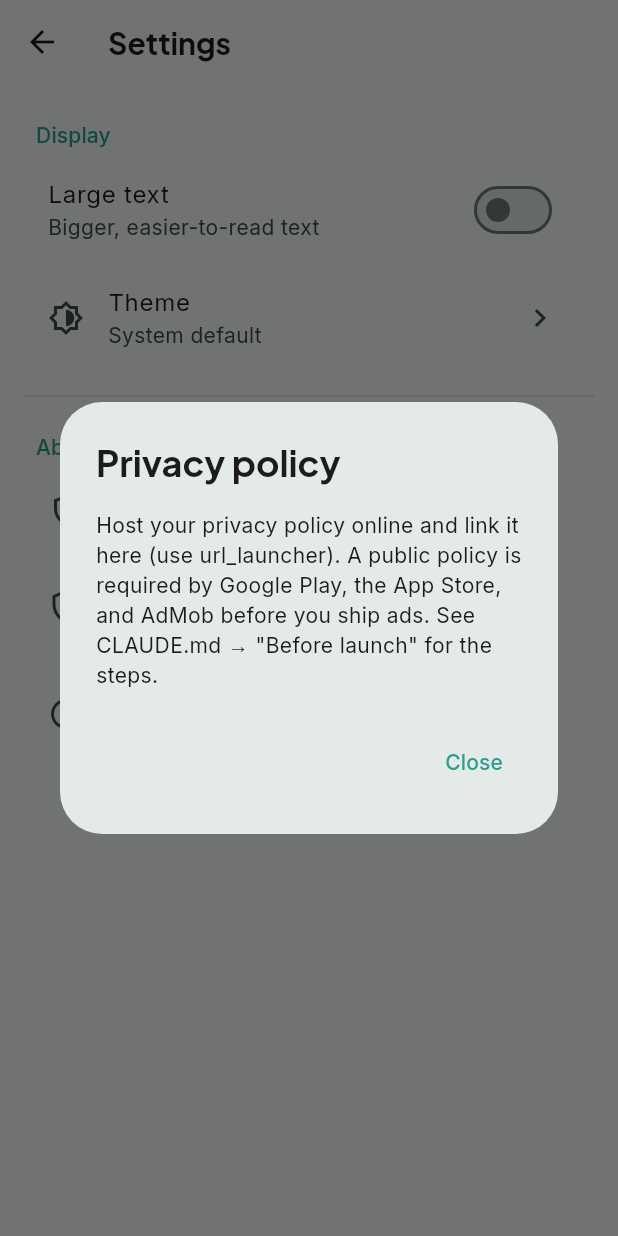
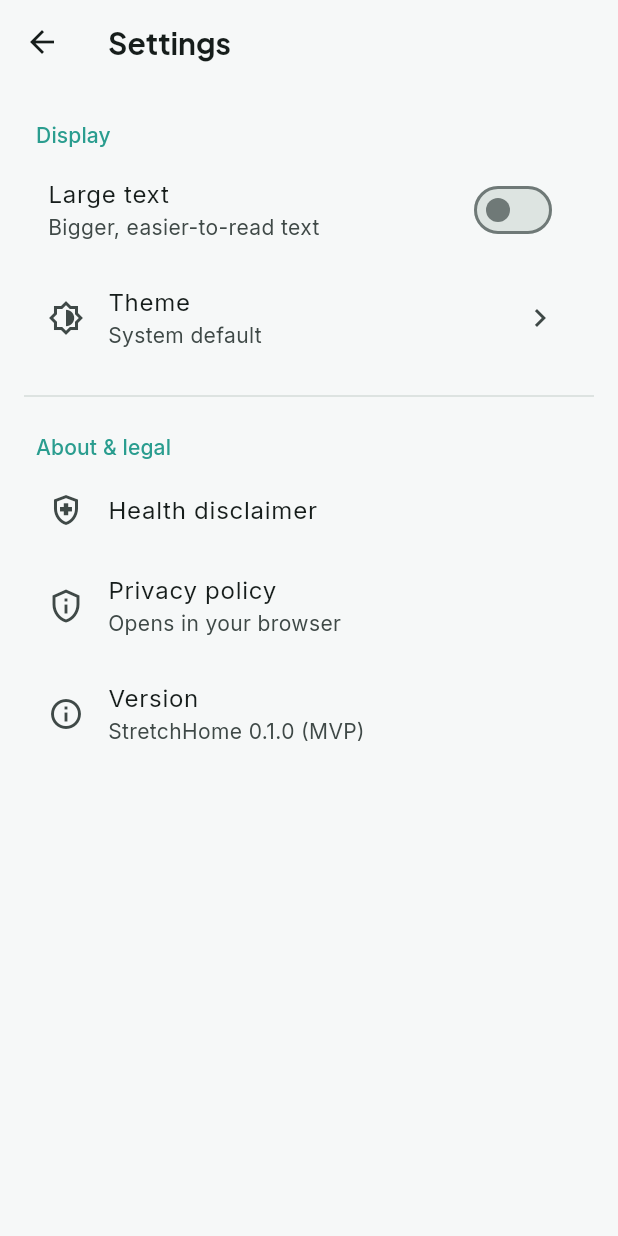
Before and after one commit to sangramdhurve/straching-exe, a Flutter app: the SettingsScreen screen opened directly, after a tap on "Privacy policy", on a phone screen of 412 x 824 dp. Run offline on Flutter 3.47's test engine with Material 3 defaults, Android fonts, the phone set to English and light mode, and no system bars; our stand-ins replace google_fonts, google_mobile_ads, shared_preferences; accounts and stored records are empty.

Commit message:
Add legal documents index page for StretchHome app
- Created a new HTML file for the legal section
- Included links to the Privacy Policy and Health & Safety Disclaimer
- Styled the page for light and dark mode compatibility

```diff
--- a/lib/core/constants/app_constants.dart
+++ b/lib/core/constants/app_constants.dart
@@ -59,3 +59,12 @@ class PrefKeys {
   static const String streakCount = 'streak_count';
   static const String lastStretchDate = 'last_stretch_date';
 }
+
+/// Hosted links opened from the app (GitHub Pages).
+class Links {
+  Links._();
+  static const String privacyPolicy =
+      'https://sangramdhurve.github.io/stretchhome-legal/privacy-policy.html';
+  static const String healthDisclaimer =
+      'https://sangramdhurve.github.io/stretchhome-legal/health-disclaimer.html';
+}
--- a/lib/screens/settings/settings_screen.dart
+++ b/lib/screens/settings/settings_screen.dart
@@ -1,4 +1,5 @@
 import 'package:flutter/material.dart';
+import 'package:url_launcher/url_launcher.dart';
 
 import '../../core/app_state.dart';
 import '../../core/constants/app_constants.dart';
@@ -40,8 +41,8 @@ class SettingsScreen extends StatelessWidget {
             ListTile(
               leading: const Icon(Icons.privacy_tip_outlined),
               title: const Text('Privacy policy'),
-              subtitle: const Text('Required before adding ads'),
-              onTap: () => _showPrivacyNote(context),
+              subtitle: const Text('Opens in your browser'),
+              onTap: () => _openUrl(Links.privacyPolicy),
             ),
             const ListTile(
               leading: Icon(Icons.info_outline),
@@ -114,22 +115,8 @@ class SettingsScreen extends StatelessWidget {
     );
   }
 
-  void _showPrivacyNote(BuildContext context) {
-    showDialog(
-      context: context,
-      builder: (ctx) => AlertDialog(
-        title: const Text('Privacy policy'),
-        content: const Text(
-          'Host your privacy policy online and link it here (use url_launcher). '
-          'A public policy is required by Google Play, the App Store, and AdMob '
-          'before you ship ads. See CLAUDE.md → "Before launch" for the steps.',
-        ),
-        actions: [
-          TextButton(
-              onPressed: () => Navigator.pop(ctx),
-              child: const Text('Close')),
-        ],
-      ),
-    );
+  Future<void> _openUrl(String url) async {
+    final uri = Uri.parse(url);
+    await launchUrl(uri, mode: LaunchMode.externalApplication);
   }
 }
--- a/pubspec.yaml
+++ b/pubspec.yaml
@@ -15,6 +15,7 @@ dependencies:
   # AdMob. Range >=7.0.0 carries the Gradle-9 fix (5.x broke on Gradle 9/AGP 9);
   # pub auto-picks the newest your Flutter supports (up to 9.x). Test IDs only for now.
   google_mobile_ads: '>=7.0.0 <10.0.0'
+  url_launcher: ^6.3.0           # open the hosted privacy policy from Settings
   # Added later, when needed:
   #   lottie / video_player  -> when you add animated or mp4 visuals
 
```
Also changed, not shown: assets/blender/renders/character_v1.png (added), assets/blender/renders/character_v2.png (added), pubspec.lock, 5 other files.
